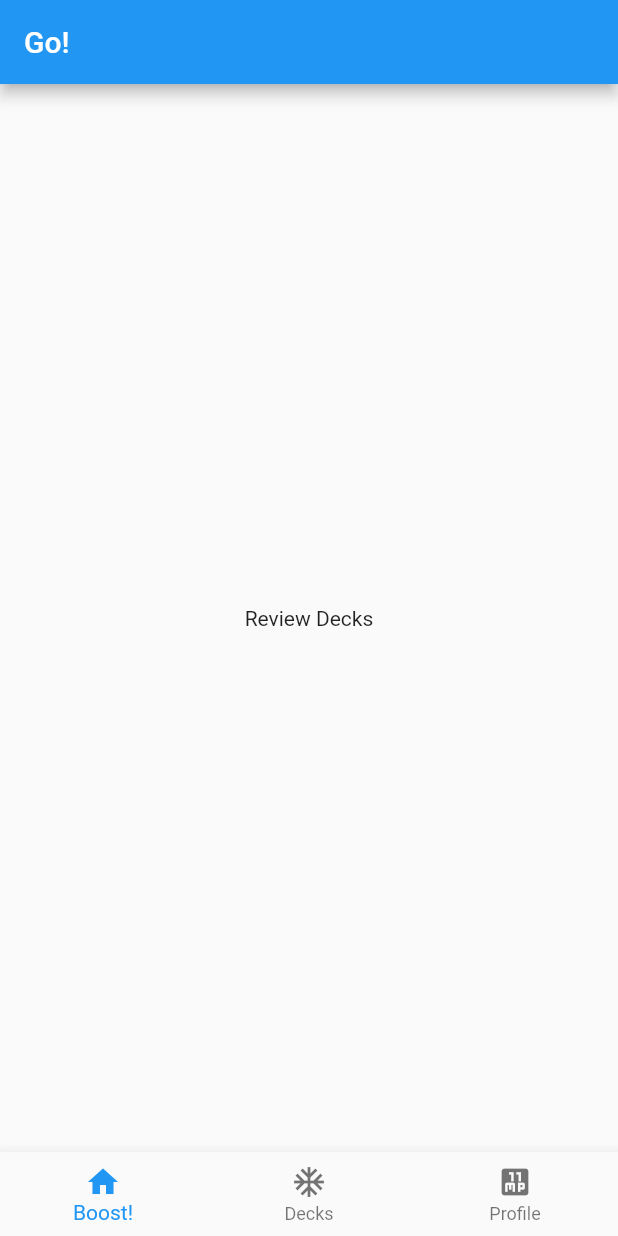
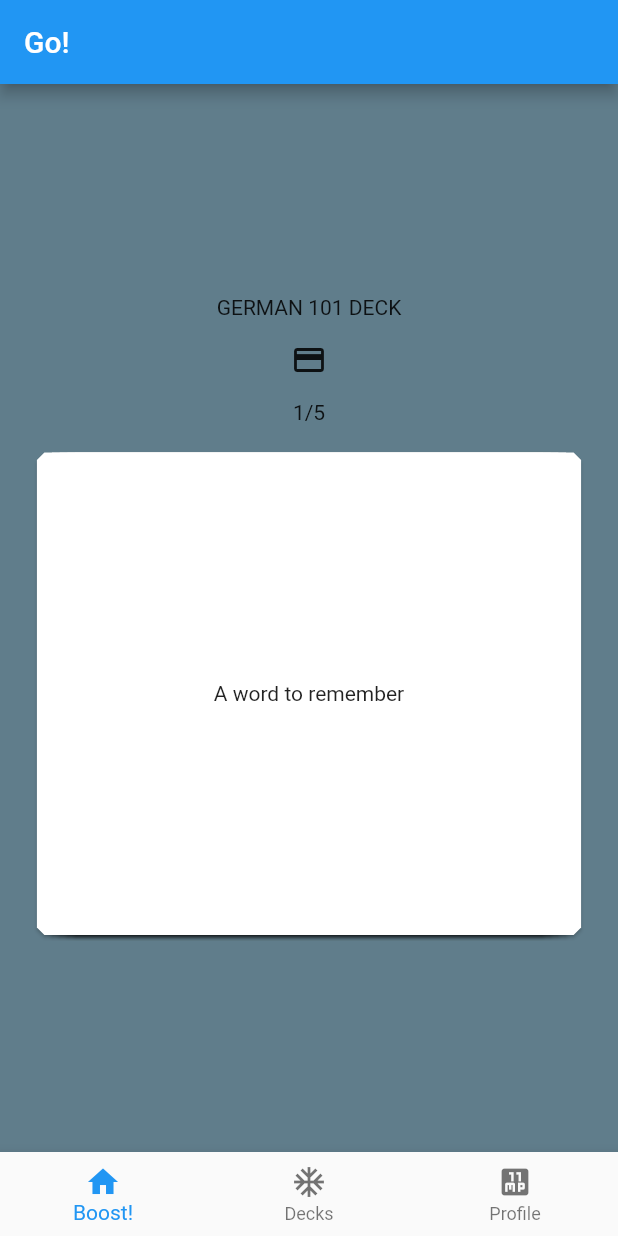
Before and after one commit to mfteloglu/MemBoost, a Flutter app: the screen it shows after launch, on a phone screen of 412 x 824 dp. Run offline on Flutter 3.47's test engine with Material 2 defaults, Android fonts, the phone set to English and light mode, and no system bars; drawn by our look-alikes of flip_card, flutter_tindercard.

Commit message:
review decks page, tinder like cards

```diff
--- a/lib/View/review_deck_screen.dart
+++ b/lib/View/review_deck_screen.dart
@@ -1,4 +1,6 @@
 import 'package:flutter/material.dart';
+import 'package:flip_card/flip_card.dart';
+import 'package:flutter_tindercard/flutter_tindercard.dart';
 
 class ReviewDeckScreen extends StatefulWidget {
   const ReviewDeckScreen({Key? key}) : super(key: key);
@@ -9,11 +11,90 @@ class ReviewDeckScreen extends StatefulWidget {
   }
 }
 
+
 class _ReviewDeckScreenState extends State<ReviewDeckScreen> {
+  var numOfCards = 5;
+  var counter = 1;
+  var nameOfDeck = "GERMAN 101 DECK";
+
   @override
   Widget build(BuildContext context) {
-    return const Center(
-      child: Text('Review Decks'),
+    CardController controller; //Use this to trigger swap.
+    return new Scaffold(
+      backgroundColor: Colors.blueGrey,
+      body: Column(
+          mainAxisAlignment: MainAxisAlignment.center,
+        children: [
+          Align(
+              alignment: Alignment.topCenter,
+              child: Text(nameOfDeck)
+          ),
+          SizedBox(height: 15),
+          Icon(Icons.credit_card),
+          SizedBox(height: 15),
+          Text("$counter" + "/" + "$numOfCards",),
+          SizedBox(height: 15),
+          Container(
+          height: MediaQuery.of(context).size.height * 0.4,
+          child: TinderSwapCard(
+            swipeUp: true,
+            swipeDown: true,
+            swipeEdgeVertical: 10.0,
+            orientation: AmassOrientation.BOTTOM,
+            totalNum: numOfCards,
+            stackNum: numOfCards,
+            swipeEdge: 4.0,
+            maxWidth: MediaQuery.of(context).size.width * 0.9,
+            maxHeight: MediaQuery.of(context).size.width * 0.9,
+            minWidth: MediaQuery.of(context).size.width * 0.8,
+            minHeight: MediaQuery.of(context).size.width * 0.8,
+            cardBuilder: (context, index) => FlipCard(
+                direction: FlipDirection.VERTICAL,
+                front: Card(
+                  color: Colors.white,
+                  shape: BeveledRectangleBorder(
+                    borderRadius: BorderRadius.circular(5)
+                  ),
+                  child: Center(
+                      child: Text("A word to remember")
+                  ),
+                ),
+                back: Card(
+                  color: Colors.white,
+                  shape: BeveledRectangleBorder(
+                      borderRadius: BorderRadius.circular(5)
+                  ),
+                  child: Center(
+                      child: Text("Explanation of that word")
+                  ),
+                )
+            ),
+            cardController: controller = CardController(),
+            swipeUpdateCallback:
+                (DragUpdateDetails details, Alignment align) {
+              /// Get swiping card's alignment
+              if (align.x < 0) {
+                //Card is LEFT swiping
+              } else if (align.x > 0) {
+                //Card is RIGHT swiping
+              }
+            },
+            swipeCompleteCallback:
+                (CardSwipeOrientation orientation, int index) {
+                    if(orientation != CardSwipeOrientation.RECOVER){
+                      setState(() {
+                        counter++;
+                      });
+                    }
+                    print(orientation);
+
+
+
+              /// Get orientation & index of swiped card!
+            },
+          ),
+        ),]
+      ),
     );
   }
 }
--- a/pubspec.yaml
+++ b/pubspec.yaml
@@ -29,6 +29,8 @@ environment:
 dependencies:
   flutter:
     sdk: flutter
+  flip_card: ^0.6.0 # to flip the flashcard
+  flutter_tindercard: ^0.2.0 # to swipte hte flashcards
 
 
   # The following adds the Cupertino Icons font to your application.
```
Also changed, not shown: pubspec.lock.
